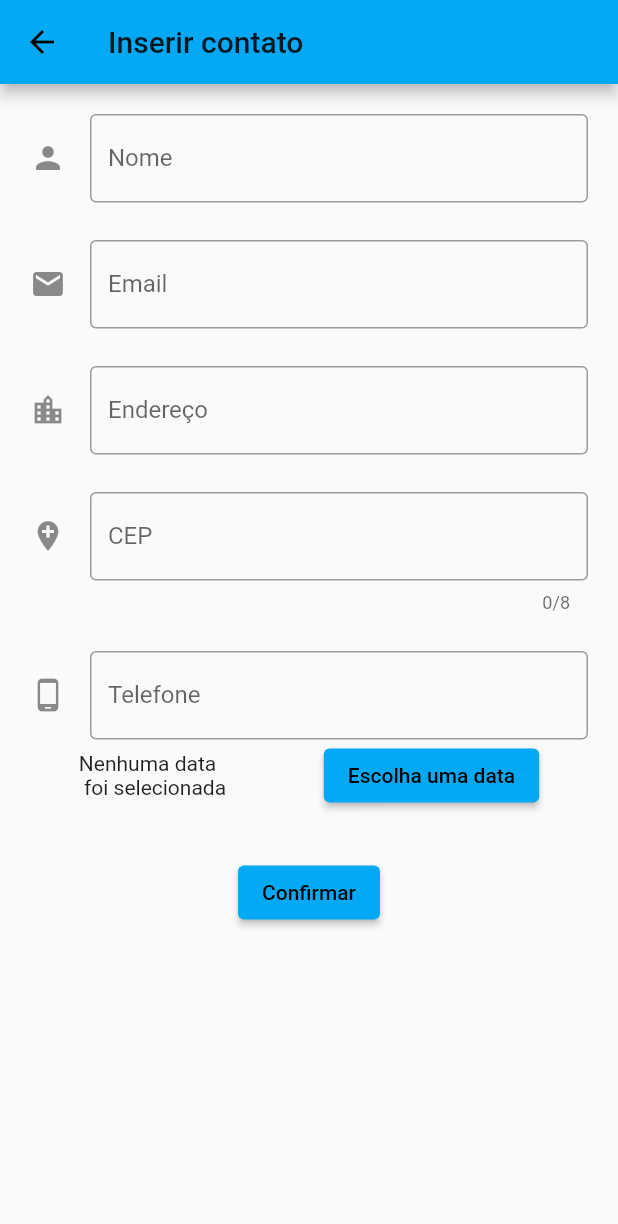
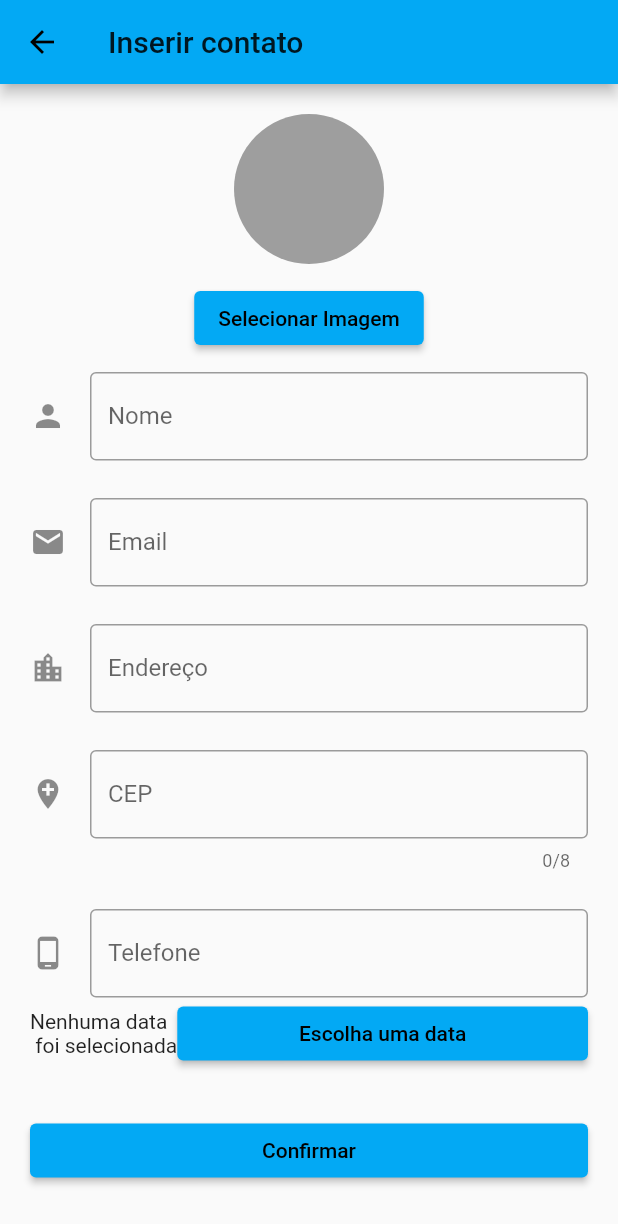
Before and after one commit to ThiagoHN/agenda_de_contatos_update, a Flutter app: the CriadorContato screen opened directly, on a phone screen of 412 x 824 dp. Shown: the top 1224 px of the screen. Run offline on Flutter 3.47's test engine with Material 2 defaults, Android fonts, the phone set to English and light mode, and no system bars; our stand-ins replace cloud_firestore, firebase_auth, firebase_core, firebase_storage, grouped_list, image_cropper and 1 more; missing offline and left inert: cloud_firestore_web, firebase_auth_web, firebase_core_web, firebase_storage_web, image_picker_for_web, via_cep_flutter; accounts and stored records are empty.

Commit message:
feat: last update

```diff
--- a/lib/generated_plugin_registrant.dart
+++ b/lib/generated_plugin_registrant.dart
@@ -8,6 +8,7 @@ import 'package:cloud_firestore_web/cloud_firestore_web.dart';
 import 'package:firebase_auth_web/firebase_auth_web.dart';
 import 'package:firebase_core_web/firebase_core_web.dart';
 import 'package:firebase_storage_web/firebase_storage_web.dart';
+import 'package:image_picker_for_web/image_picker_for_web.dart';
 
 import 'package:flutter_web_plugins/flutter_web_plugins.dart';
 
@@ -17,5 +18,6 @@ void registerPlugins(Registrar registrar) {
   FirebaseAuthWeb.registerWith(registrar);
   FirebaseCoreWeb.registerWith(registrar);
   FirebaseStorageWeb.registerWith(registrar);
+  ImagePickerPlugin.registerWith(registrar);
   registrar.registerMessageHandler();
 }
--- /dev/null
+++ b/lib/imagePicker/pick_user_image.dart
@@ -0,0 +1,92 @@
+import 'dart:io';
+import 'package:flutter/material.dart';
+import 'package:image_picker/image_picker.dart';
+import 'package:image_cropper/image_cropper.dart';
+
+import 'modalBottomSheet.dart';
+
+class PickUserImage extends StatefulWidget {
+  final void Function(File pickedImage) sendImageData;
+  final String initialValue;
+  PickUserImage(this.sendImageData, {this.initialValue});
+
+  @override
+  _PickUserImageState createState() => _PickUserImageState();
+}
+
+class _PickUserImageState extends State<PickUserImage> {
+  File _pickedImage;
+  String initialValue;
+
+  void initState() {
+    super.initState();
+    if (widget.initialValue != null) this.initialValue = widget.initialValue;
+  }
+
+  void _pickAndFormatImage() async {
+    final picker = ImagePicker();
+
+    ImageSource imageSource = ImageSource.camera;
+
+    if (imageSource == null) return;
+
+    final pickedImage = await picker.getImage(
+      source: imageSource,
+    );
+    if (pickedImage == null) return;
+    final pickedImageFile = File(pickedImage.path);
+    File croppedFile = await cropUserSelectedImage(pickedImageFile.path);
+
+    if (croppedFile == null) return;
+    setState(() {
+      _pickedImage = croppedFile;
+    });
+    widget.sendImageData(_pickedImage);
+  }
+
+  Future<File> cropUserSelectedImage(String path) async =>
+      await ImageCropper.cropImage(
+          maxHeight: 250,
+          maxWidth: 250,
+          compressQuality: 80,
+          sourcePath: path,
+          aspectRatioPresets: [
+            CropAspectRatioPreset.square,
+          ],
+          androidUiSettings: AndroidUiSettings(
+              toolbarTitle: 'Recorte sua imagem',
+              toolbarColor: Theme.of(context).primaryColor,
+              toolbarWidgetColor: Theme.of(context).accentColor,
+              initAspectRatio: CropAspectRatioPreset.original,
+              lockAspectRatio: true),
+          iosUiSettings: IOSUiSettings(
+            minimumAspectRatio: 1.0,
+          ));
+
+  @override
+  Widget build(BuildContext context) {
+    return Container(
+          child: Column(children: [
+        CircleAvatar(
+          radius: 50,
+          backgroundColor: Colors.grey,
+          backgroundImage: buildImage(),
+        ),
+        Padding(
+          padding: const EdgeInsets.all(12),
+          child: ElevatedButton(
+              onPressed: _pickAndFormatImage,
+              child: Text('Selecionar Imagem')),
+        )
+      ]),
+    );
+  }
+
+  ImageProvider buildImage() {
+    if (_pickedImage != null)
+      return FileImage(_pickedImage);
+    else if (_pickedImage != null)
+      return NetworkImage(initialValue);
+    return null;
+  }
+}
--- a/lib/models/contato.dart
+++ b/lib/models/contato.dart
@@ -8,9 +8,10 @@ class Contato with ChangeNotifier {
   String _cep;
   String _telefone;
   String _aniversario;
+  String _url;
 
   Contato(this._id, this._nome, this._email, this._endereco, this._cep,
-      this._telefone, this._aniversario);
+      this._telefone, this._aniversario, this._url);
 
   String get idContact {
     return this._id;
@@ -40,6 +41,10 @@ class Contato with ChangeNotifier {
     return this._aniversario;
   }
 
+  String get url {
+    return this._url;
+  }
+
   set id(String id) {
     this._id = id;
   }
@@ -67,4 +72,9 @@ class Contato with ChangeNotifier {
   set aniversario(String aniversario) {
     this._aniversario = aniversario;
   }
+
+  set url(String url) {
+    this._url = url;
+  }
+
 }
--- a/lib/screens/criadorcontato.dart
+++ b/lib/screens/criadorcontato.dart
@@ -1,3 +1,5 @@
+import 'dart:io';
+import 'package:agenda_de_contatos/imagePicker/pick_user_image.dart';
 import 'package:agenda_de_contatos/models/contato.dart';
 import 'package:agenda_de_contatos/provider/contatos_provider.dart';
 import 'package:flutter/material.dart';
@@ -24,6 +26,7 @@ class _CriadorContato extends State<CriadorContato> {
   String cep = '';
   String telefone = '';
   DateTime aniversario;
+  File imagem;
   bool atualizar = false;
 
   void initState() {
@@ -39,6 +42,10 @@ class _CriadorContato extends State<CriadorContato> {
       else {aniversario = DateTime.now();}
       atualizar = true;
     }
+  }
+
+  void _storeUserImageFile(File imagem) {
+    this.imagem = imagem;
   }
 
   selecionaData() {
@@ -59,7 +66,7 @@ class _CriadorContato extends State<CriadorContato> {
 
     if (!atualizar)
       await Provider.of<ContatosProvider>(context, listen: false)
-          .add(nome, email, endereco, cep, telefone,aniversario.toIso8601String());
+          .add(nome, email, endereco, cep, telefone,aniversario.toIso8601String(),imagem);
     else {
       widget.c.nome = nome;
       widget.c.email = email;
@@ -69,7 +76,7 @@ class _CriadorContato extends State<CriadorContato> {
       widget.c.aniversario = aniversario.toIso8601String();
 
       await Provider.of<ContatosProvider>(context, listen: false)
-          .update(widget.c);
+          .update(widget.c,imagem);
     }
     Navigator.of(context).pop();
   }
@@ -82,11 +89,14 @@ class _CriadorContato extends State<CriadorContato> {
       ),
       body: Form(
           key: globalKey,
-          child: SingleChildScrollView(
-            child: Padding(
+            child: Container(
               padding: const EdgeInsets.all(20),
-              child: Column(
+              child: ListView(
                 children: [
+                PickUserImage(
+                  _storeUserImageFile,
+                  initialValue: widget.c?.url ?? '',
+                ),
                   TextFormField(
                     initialValue: nome,
                     decoration: InputDecoration(
@@ -192,9 +202,11 @@ class _CriadorContato extends State<CriadorContato> {
                         aniversario == null
                             ? Text('Nenhuma data \n foi selecionada')
                             : Text(DateFormat('dd/MM/yyyy').format(aniversario)),
-                        ElevatedButton(
-                            onPressed: selecionaData,
-                            child: Text('Escolha uma data')),
+                        Expanded(
+                                                  child: ElevatedButton(
+                              onPressed: selecionaData,
+                              child: Text('Escolha uma data')),
+                        ),
                       ]),
 
                   const SizedBox(height: 30),
@@ -203,7 +215,6 @@ class _CriadorContato extends State<CriadorContato> {
                 ],
               ),
             ),
-          )),
-    );
+          ));
   }
 }
--- a/pubspec.yaml
+++ b/pubspec.yaml
@@ -35,6 +35,8 @@ dependencies:
   via_cep_flutter: ^0.2.2
   intl: ^0.17.0
   grouped_list: ^4.0.0
+  image_picker: ^0.8.0
+  image_cropper: ^1.4.0
 
 dev_dependencies:
   flutter_test:
```
Also changed, not shown: lib/imagePicker/modalBottomSheet.dart (added, +68 -0 lines), lib/provider/contatos_provider.dart (+50 -6 lines), lib/screens/aniversariantes.dart (+10 -1 lines), lib/screens/menu.dart (+11 -1 lines), 3 other files.
